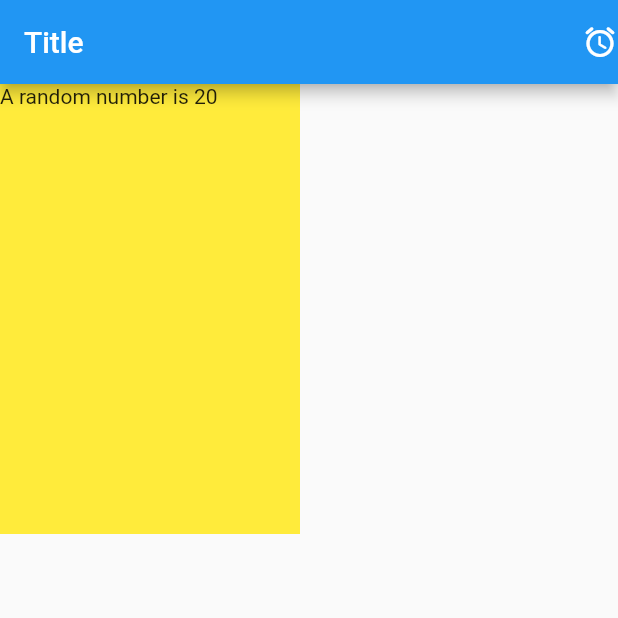
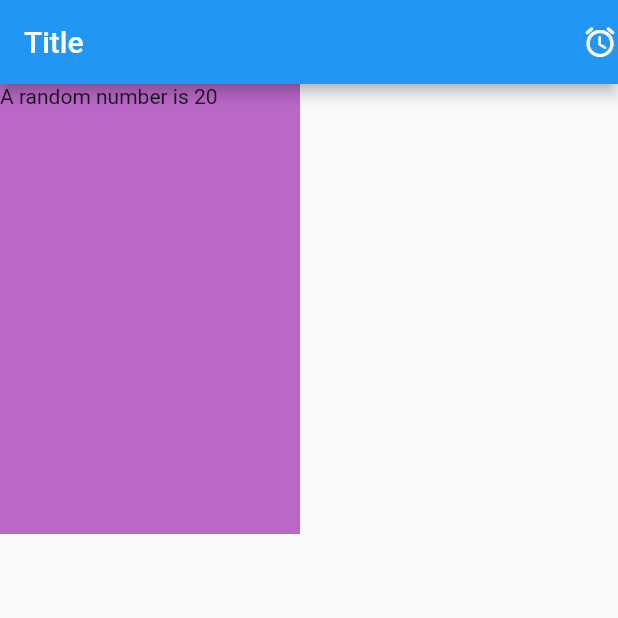
Before and after one commit to sakshi3326/flutter-basic-app2, a Flutter app: the screen it shows after launch, on a phone screen of 412 x 824 dp, the top half of it. Run offline on Flutter 3.47's test engine with Material 2 defaults, Android fonts, the phone set to English and light mode, and no system bars.

Commit message:
util.dart for global uses

```diff
--- a/lib/second.dart
+++ b/lib/second.dart
@@ -1,6 +1,7 @@
 import 'dart:math';
 
 import 'package:flutter/material.dart';
+import 'package:flutter_app2/util.dart';
 
 class Second extends StatelessWidget {
   @override
@@ -10,6 +11,7 @@ class Second extends StatelessWidget {
       child: Container(
           height: 300.0,
           width: 200.0,
+          color: lightPurpleColor,
           child: Text(
             randomNo(),
             textDirection: TextDirection.ltr,
--- /dev/null
+++ b/lib/util.dart
@@ -0,0 +1,7 @@
+import 'package:flutter/material.dart';
+
+var colorPurple = Colors.purple;
+
+const darkPurpleColor = Color(0xFF880E4F);
+
+var lightPurpleColor = Colors.purple[300];
```
